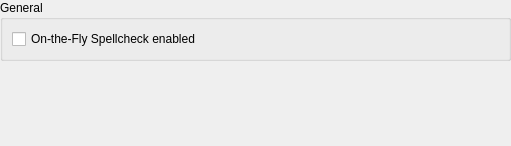
Above: part/dialogs/spellcheckconfigwidget.ui from KDE/kate before the change. Below: the same form after it.
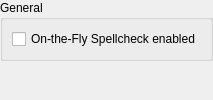
That is the form after the change.

Patch:
```diff
--- a/part/dialogs/spellcheckconfigwidget.ui
+++ b/part/dialogs/spellcheckconfigwidget.ui
@@ -1,19 +1,8 @@
 <ui version="4.0" >
  <class>SpellCheckConfigWidget</class>
- <widget class="QWidget" name="SpellCheckConfigWidget" >
-  <property name="geometry" >
-   <rect>
-    <x>0</x>
-    <y>0</y>
-    <width>511</width>
-    <height>146</height>
-   </rect>
-  </property>
-  <layout class="QVBoxLayout" >
-   <property name="spacing" >
-    <number>6</number>
-   </property>
-   <property name="margin" >
+ <widget class="QWidget" name="SpellCheckConfigWidget">
+  <layout class="QVBoxLayout">
+   <property name="margin">
     <number>0</number>
    </property>
    <item>
@@ -21,13 +10,7 @@
      <property name="title" >
       <string>General</string>
      </property>
-     <layout class="QVBoxLayout" >
-      <property name="spacing" >
-       <number>6</number>
-      </property>
-      <property name="margin" >
-       <number>9</number>
-      </property>
+     <layout class="QVBoxLayout">
       <item>
        <widget class="QCheckBox" name="chkOnTheFlySpellCheckEnabled" >
         <property name="text" >
@@ -35,16 +18,6 @@
         </property>
        </widget>
       </item>
-      <item>
-       <layout class="QHBoxLayout" >
-        <property name="spacing" >
-         <number>6</number>
-        </property>
-        <property name="margin" >
-         <number>0</number>
-        </property>
-       </layout>
-      </item>
      </layout>
     </widget>
    </item>
@@ -53,10 +26,10 @@
      <property name="orientation" >
       <enum>Qt::Vertical</enum>
      </property>
-     <property name="sizeHint" stdset="0" >
+     <property name="sizeHint" stdset="0">
       <size>
-       <width>441</width>
-       <height>20</height>
+       <width>0</width>
+       <height>1</height>
       </size>
      </property>
     </spacer>
```
Left out of the diff: 13 changed lines with no effect on the pictures.
